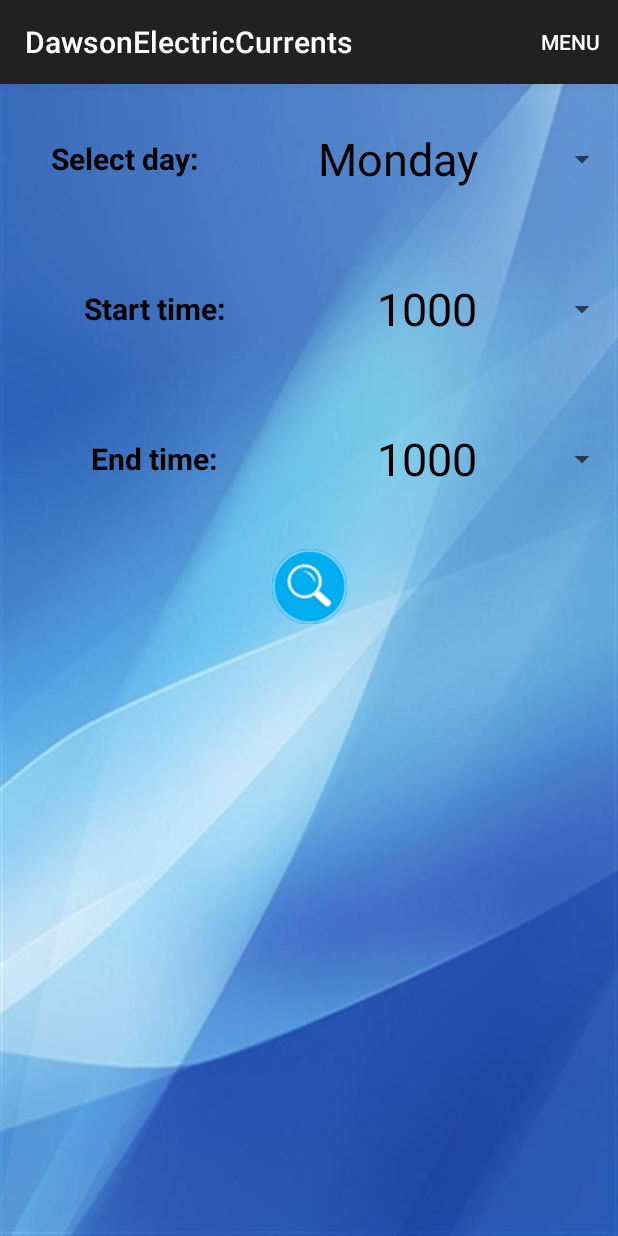
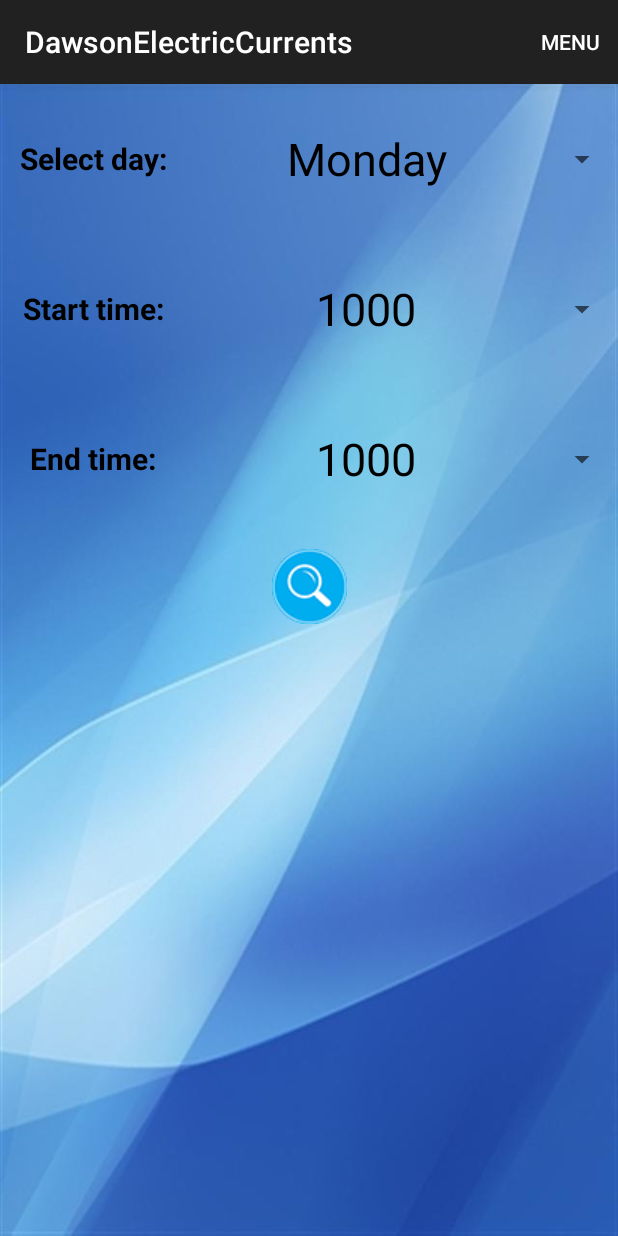
Before and after one commit to RimiDev/AllPurposeApp, an Android app: the FindFreeFriends screen opened directly, with no data from a screen before it, on a phone screen of 412 x 824 dp. Run offline under Robolectric (Android 15) with nearby library versions, the phone set to English and light mode, and no system bars.

Commit message:
Fix layout in the find free friends activity

```diff
--- a/app/src/main/res/layout/activity_find_free_friends.xml
+++ b/app/src/main/res/layout/activity_find_free_friends.xml
@@ -17,7 +17,7 @@
         <TextView
             android:layout_width="match_parent"
             android:layout_height="match_parent"
-            android:layout_weight="0.6"
+            android:layout_weight="0.7"
 
             android:textSize="20dp"
             android:textColor="#000000"
@@ -29,7 +29,7 @@
             android:id="@+id/daySpinner"
             android:layout_width="match_parent"
             android:layout_height="100dp"
-            android:layout_weight="0.4" />
+            android:layout_weight="0.3" />
     </LinearLayout>
 
     <LinearLayout
@@ -40,7 +40,7 @@
         <TextView
             android:layout_width="match_parent"
             android:layout_height="match_parent"
-            android:layout_weight="0.5"
+            android:layout_weight="0.7"
             android:textSize="20dp"
             android:textColor="#000000"
             android:gravity="center"
@@ -51,7 +51,7 @@
             android:id="@+id/timeStartSpinner"
             android:layout_width="match_parent"
             android:layout_height="100dp"
-            android:layout_weight="0.5" />
+            android:layout_weight="0.3" />
     </LinearLayout>
 
     <LinearLayout
@@ -62,7 +62,7 @@
         <TextView
             android:layout_width="match_parent"
             android:layout_height="match_parent"
-            android:layout_weight="0.5"
+            android:layout_weight="0.7"
             android:textSize="20dp"
             android:textColor="#000000"
             android:gravity="center"
@@ -74,12 +74,9 @@
             android:layout_width="match_parent"
 
             android:layout_height="match_parent"
-            android:layout_weight="0.5"
+            android:layout_weight="0.3"
             android:textStyle="bold"
             />
-=======
-            android:layout_height="100dp"
-            android:layout_weight="0.5" />
     </LinearLayout>
 
     <LinearLayout
```
